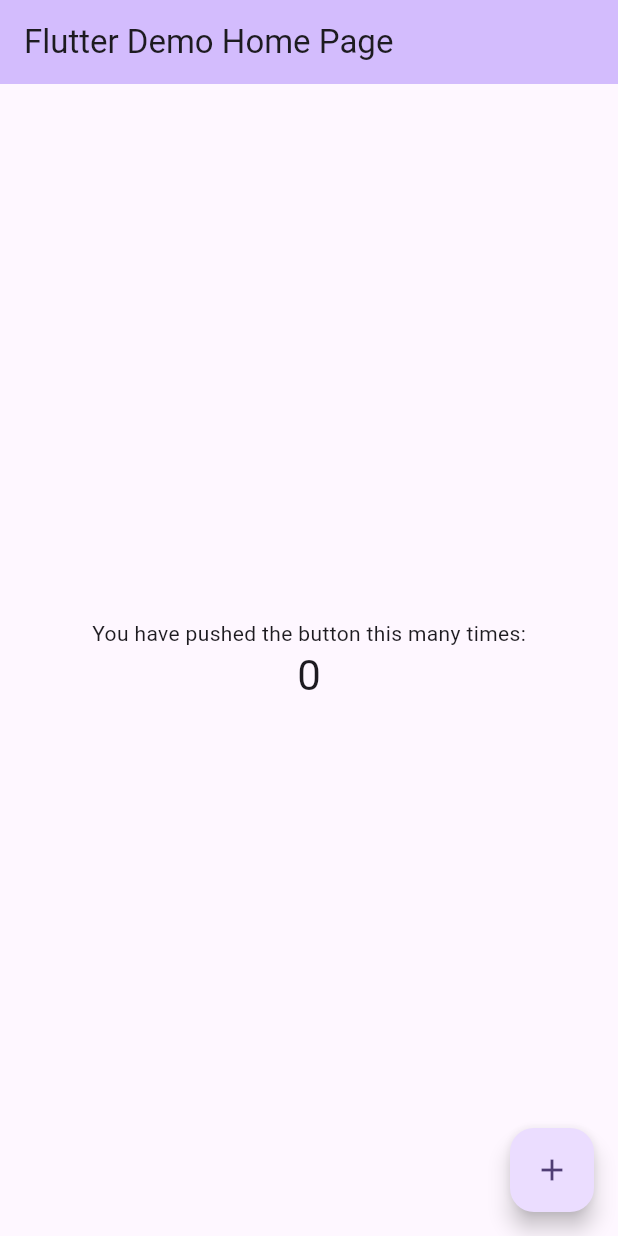
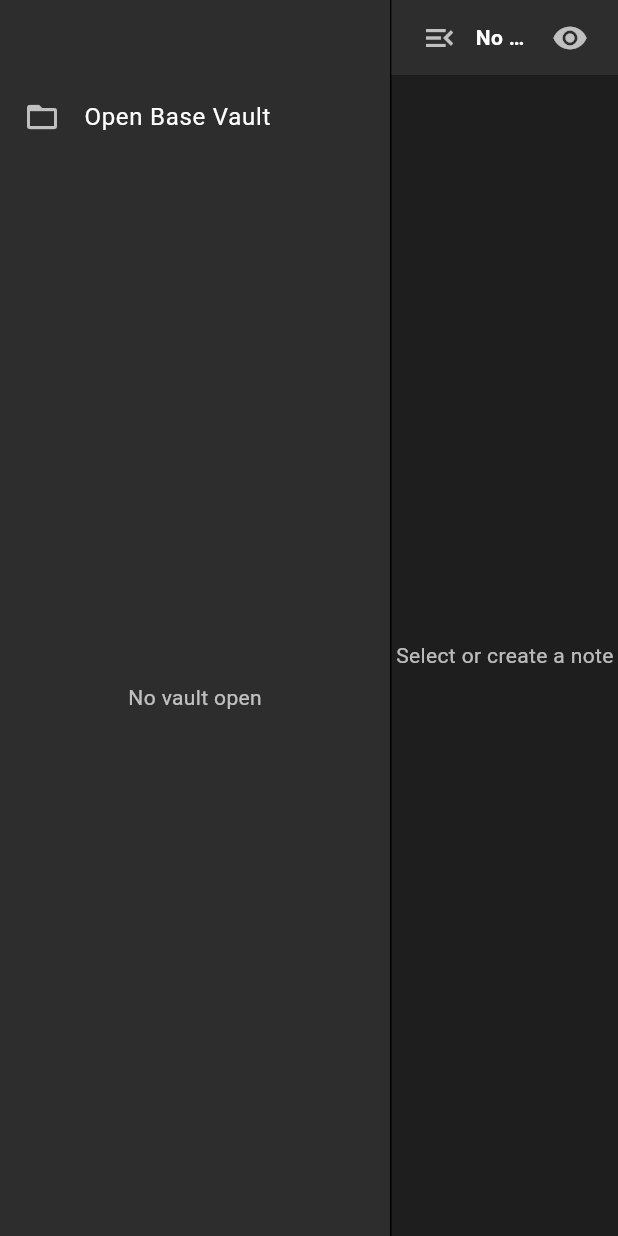
Before and after one commit to Jdare2001/obsidian_clone_app, a Flutter app: the screen it shows after launch, on a phone screen of 412 x 824 dp. Run offline on Flutter 3.47's test engine with Material 3 defaults, Android fonts, the phone set to English and light mode, and no system bars; our stand-ins replace file_picker, flutter_markdown, flutter_riverpod, shared_preferences.

Commit message:
Base functionality
Base create and delete functions

```diff
--- /dev/null
+++ b/lib/Models/folder.dart
@@ -0,0 +1,16 @@
+import 'note.dart';
+
+class Folder {
+  final String name;
+  final String path;
+  List<Folder> subfolders;
+  List<dynamic> notes;
+
+  Folder({
+    required this.name,
+    required this.path,
+    List<Folder>? subfolders,
+    List<dynamic>? notes,
+  }) : subfolders = subfolders ?? [],
+       notes = notes ?? [];
+}
--- /dev/null
+++ b/lib/Models/note.dart
@@ -0,0 +1,7 @@
+class Note {
+  final String path;
+  String title;
+  String content;
+
+  Note({required this.path, required this.title, required this.content});
+}
--- /dev/null
+++ b/lib/Models/vault.dart
@@ -0,0 +1,15 @@
+import 'folder.dart';
+import 'dart:io';
+
+class Vault {
+  final String rootPath;
+  late Folder rootFolder;
+
+  Vault({required this.rootPath}) {
+    rootFolder = Folder(
+      name: Directory(rootPath).uri.pathSegments.last,
+      path: rootPath,
+    );
+    // Optionally: load subfolders and notes
+  }
+}
--- /dev/null
+++ b/lib/Providers/vault_provider.dart
@@ -0,0 +1,22 @@
+import 'package:flutter_riverpod/flutter_riverpod.dart';
+import '../Models/note.dart';
+import '../Models/vault.dart';
+import '../Services/vault_service.dart';
+
+final vaultProvider = StateNotifierProvider<VaultNotifier, Vault?>((ref) {
+  return VaultNotifier(VaultService());
+});
+
+class VaultNotifier extends StateNotifier<Vault?> {
+  final VaultService _service;
+  VaultNotifier(this._service) : super(null);
+
+  Future<void> loadVault(String path) async {
+    state = await _service.loadVault(path);
+  }
+
+  Future<void> saveNote(Note note) async {
+    await _service.saveNote(note);
+    await loadVault(state!.rootPath); // refresh
+  }
+}
--- /dev/null
+++ b/lib/Screens/home_screen.dart
@@ -0,0 +1,430 @@
+import 'package:flutter/material.dart';
+import 'package:flutter_markdown/flutter_markdown.dart';
+import 'dart:io';
+import 'package:shared_preferences/shared_preferences.dart';
+
+import '../Models/note.dart';
+import '../Models/vault.dart';
+import '../Models/folder.dart';
+import '../Services/vault_service.dart';
+
+import 'package:file_picker/file_picker.dart';
+
+class HomeScreen extends StatefulWidget {
+  const HomeScreen({Key? key}) : super(key: key);
+
+  @override
+  State<HomeScreen> createState() => _HomeScreenState();
+}
+
+class _HomeScreenState extends State<HomeScreen> {
+  final VaultService vaultService = VaultService();
+
+  bool showSidebar = true;
+  bool previewMode = false;
+
+  Map<String, dynamic>? rootFolder;
+  Map<String, dynamic>? currentFolder;
+  Map<String, dynamic>? selectedNote;
+
+  @override
+  void initState() {
+    super.initState();
+    _loadLastVault();
+  }
+
+  Future<void> _loadLastVault() async {
+    final path = await vaultService.getLastVaultPath();
+    if (path != null) {
+      final folderData = await _buildFolderMap(path);
+      setState(() {
+        rootFolder = folderData;
+        currentFolder = rootFolder;
+      });
+    }
+  }
+
+  Future<Map<String, dynamic>> _buildFolderMap(String path) async {
+    Directory dir = Directory(path);
+    List<Map<String, dynamic>> subfolders = [];
+    List<Map<String, dynamic>> notes = [];
+
+    for (var entity in dir.listSync()) {
+      if (entity is Directory) {
+        subfolders.add(await _buildFolderMap(entity.path));
+      } else if (entity is File && entity.path.endsWith(".txt")) {
+        notes.add({
+          "title": entity.uri.pathSegments.last.replaceAll(".txt", ""),
+          "content": await entity.readAsString(),
+          "path": entity.path,
+        });
+      }
+    }
+
+    // Use the last non-empty path segment as folder name, fallback to splitting by path separator.
+    String folderName = dir.uri.pathSegments.isNotEmpty
+        ? dir.uri.pathSegments.lastWhere(
+            (s) => s.isNotEmpty,
+            orElse: () => dir.path.split(Platform.pathSeparator).last,
+          )
+        : dir.path.split(Platform.pathSeparator).last;
+
+    return {
+      "name": folderName,
+      "path": dir.path,
+      "subfolders": subfolders,
+      "notes": notes,
+    };
+  }
+
+  Future<void> _openBaseVault() async {
+    final path = await vaultService.selectVaultDirectory();
+    if (path != null) {
+      await vaultService.saveLastVaultPath(path);
+      final folderData = await _buildFolderMap(path);
+      setState(() {
+        rootFolder = folderData;
+        currentFolder = rootFolder;
+        selectedNote = null;
+      });
+    }
+  }
+
+  Future<void> _createNewFolder() async {
+    if (currentFolder == null) return;
+
+    final controller = TextEditingController();
+    final folderName = await showDialog<String>(
+      context: context,
+      builder: (context) => AlertDialog(
+        backgroundColor: const Color(0xFF2D2D2D),
+        title: const Text("New Folder", style: TextStyle(color: Colors.white)),
+        content: TextField(
+          controller: controller,
+          style: const TextStyle(color: Colors.white),
+          decoration: const InputDecoration(
+            hintText: "Folder name",
+            hintStyle: TextStyle(color: Colors.white38),
+          ),
+        ),
+        actions: [
+          TextButton(
+            onPressed: () => Navigator.pop(context),
+            child: const Text("Cancel"),
+          ),
+          TextButton(
+            onPressed: () => Navigator.pop(context, controller.text.trim()),
+            child: const Text("Create"),
+          ),
+        ],
+      ),
+    );
+
+    if (folderName != null && folderName.isNotEmpty) {
+      final newPath = "${currentFolder!["path"]}/$folderName";
+      final dir = Directory(newPath);
+      if (!await dir.exists()) await dir.create();
+
+      setState(() {
+        currentFolder!["subfolders"].add({
+          "name": folderName,
+          "path": newPath,
+          "subfolders": [],
+          "notes": [],
+        });
+      });
+    }
+  }
+
+  Future<void> _createNewNote() async {
+    if (currentFolder == null) {
+      ScaffoldMessenger.of(context).showSnackBar(
+        const SnackBar(content: Text("Please select a folder first.")),
+      );
+      return;
+    }
+
+    final controller = TextEditingController();
+    final noteName = await showDialog<String>(
+      context: context,
+      builder: (context) => AlertDialog(
+        backgroundColor: const Color(0xFF2D2D2D),
+        title: const Text("New Note", style: TextStyle(color: Colors.white)),
+        content: TextField(
+          controller: controller,
+          style: const TextStyle(color: Colors.white),
+          decoration: const InputDecoration(
+            hintText: "Note title",
+            hintStyle: TextStyle(color: Colors.white38),
+          ),
+        ),
+        actions: [
+          TextButton(
+            onPressed: () => Navigator.pop(context),
+            child: const Text("Cancel"),
+          ),
+          TextButton(
+            onPressed: () => Navigator.pop(context, controller.text.trim()),
+            child: const Text("Create"),
+          ),
+        ],
+      ),
+    );
+
+    if (noteName != null && noteName.isNotEmpty) {
+      final notePath = "${currentFolder!["path"]}/$noteName.txt";
+      final file = File(notePath);
+      await file.writeAsString("");
+
+      setState(() {
+        final newNote = {"title": noteName, "content": "", "path": notePath};
+        currentFolder!["notes"].add(newNote);
+        selectedNote = newNote;
+      });
+    }
+  }
+
+  Widget buildFolderTree(Map<String, dynamic> folder) {
+    return ExpansionTile(
+      key: PageStorageKey(folder["path"]),
+      title: InkWell(
+        onTap: () {
+          setState(() {
+            currentFolder = folder;
+            selectedNote = null;
+          });
+        },
+        child: Text(
+          folder["name"],
+          style: TextStyle(
+            color: currentFolder == folder
+                ? Colors.deepPurpleAccent
+                : Colors.white,
+            fontWeight: FontWeight.bold,
+          ),
+        ),
+      ),
+      children: [
+        // Notes in this folder
+        ...List<Widget>.from(
+          folder["notes"].map<Widget>(
+            (note) => ListTile(
+              title: Text(
+                note["title"],
+                style: const TextStyle(color: Colors.white70),
+              ),
+              trailing: IconButton(
+                icon: const Icon(Icons.delete, color: Colors.redAccent),
+                onPressed: () async {
+                  final confirm = await showDialog<bool>(
+                    context: context,
+                    builder: (context) => AlertDialog(
+                      backgroundColor: const Color(0xFF2D2D2D),
+                      title: const Text(
+                        "Delete Note?",
+                        style: TextStyle(color: Colors.white),
+                      ),
+                      content: const Text(
+                        "This will permanently delete the note.",
+                        style: TextStyle(color: Colors.white70),
+                      ),
+                      actions: [
+                        TextButton(
+                          onPressed: () => Navigator.pop(context, false),
+                          child: const Text("Cancel"),
+                        ),
+                        TextButton(
+                          onPressed: () => Navigator.pop(context, true),
+                          child: const Text("Delete"),
+                        ),
+                      ],
+                    ),
+                  );
+
+                  if (confirm != true) return;
+
+                  try {
+                    final file = File(note["path"]);
+                    if (await file.exists()) await file.delete();
+                  } catch (_) {}
+
+                  setState(() {
+                    folder["notes"].remove(note);
+                    if (selectedNote != null &&
+                        selectedNote!["path"] == note["path"]) {
+                      selectedNote = null;
+                    }
+                  });
+                },
+              ),
+              onTap: () {
+                setState(() {
+                  selectedNote = note;
+                });
+              },
+            ),
+          ),
+        ),
+        // Subfolders (nested)
+        ...List<Widget>.from(
+          folder["subfolders"].map<Widget>((sub) => buildFolderTree(sub)),
+        ),
+      ],
+      initiallyExpanded: false,
+    );
+  }
+
+  @override
+  Widget build(BuildContext context) {
+    return Scaffold(
+      body: Row(
+        children: [
+          if (showSidebar)
+            Container(
+              width: 260,
+              color: const Color(0xFF2D2D2D),
+              child: Padding(
+                padding: const EdgeInsets.only(top: 50),
+                child: Column(
+                  children: [
+                    ListTile(
+                      leading: const Icon(
+                        Icons.folder_open,
+                        color: Colors.white70,
+                      ),
+                      title: const Text(
+                        "Open Base Vault",
+                        style: TextStyle(color: Colors.white),
+                      ),
+                      onTap: _openBaseVault,
+                    ),
+                    if (rootFolder != null)
+                      ListTile(
+                        leading: const Icon(
+                          Icons.create_new_folder,
+                          color: Colors.white70,
+                        ),
+                        title: const Text(
+                          "New Folder",
+                          style: TextStyle(color: Colors.white),
+                        ),
+                        onTap: _createNewFolder,
+                      ),
+                    if (rootFolder != null)
+                      ListTile(
+                        leading: const Icon(
+                          Icons.note_add,
+                          color: Colors.white70,
+                        ),
+                        title: const Text(
+                          "New Note",
+                          style: TextStyle(color: Colors.white),
+                        ),
+                        onTap: _createNewNote,
+                      ),
+                    Expanded(
+                      child: rootFolder == null
+                          ? const Center(
+                              child: Text(
+                                "No vault open",
+                                style: TextStyle(color: Colors.white70),
+                              ),
+                            )
+                          : ListView(children: [buildFolderTree(rootFolder!)]),
+                    ),
+                  ],
+                ),
+              ),
+            ),
+          if (showSidebar) Container(width: 1, color: Colors.black),
+          Expanded(
+            child: Column(
+              children: [
+                Container(
+                  color: const Color(0xFF2D2D2D),
+                  child: SafeArea(
+                    bottom: false,
+                    child: Container(
+                      height: 50,
+                      padding: const EdgeInsets.symmetric(horizontal: 8),
+                      child: Row(
+                        children: [
+                          IconButton(
+                            icon: Icon(
+                              showSidebar ? Icons.menu_open : Icons.menu,
+                            ),
+                            color: Colors.white70,
+                            onPressed: () =>
+                                setState(() => showSidebar = !showSidebar),
+                          ),
+                          Expanded(
+                            child: Text(
+                              selectedNote?["title"] ?? "No note selected",
+                              style: const TextStyle(
+                                fontWeight: FontWeight.bold,
+                                color: Colors.white,
+                              ),
+                              overflow: TextOverflow.ellipsis,
+                            ),
+                          ),
+                          IconButton(
+                            icon: Icon(
+                              previewMode ? Icons.edit : Icons.remove_red_eye,
+                              color: Colors.white70,
+                            ),
+                            onPressed: () =>
+                                setState(() => previewMode = !previewMode),
+                          ),
+                        ],
+                      ),
+                    ),
+                  ),
+                ),
+                Expanded(
+                  child: selectedNote == null
+                      ? const Center(
+                          child: Text(
+                            "Select or create a note",
+                            style: TextStyle(color: Colors.white70),
+                          ),
+                        )
+                      : previewMode
+                      ? Markdown(
+                          data: selectedNote!["content"],
+                          styleSheet:
+                              MarkdownStyleSheet.fromTheme(
+                                Theme.of(context),
+                              ).copyWith(
+                                p: const TextStyle(color: Colors.white70),
+                                h1: const TextStyle(
+                                  color: Colors.white,
+                                  fontSize: 24,
+                                  fontWeight: FontWeight.bold,
+                                ),
+                              ),
+                        )
+                      : TextField(
+                          controller: TextEditingController(
+                            text: selectedNote!["content"],
+                          ),
+                          expands: true,
+                          maxLines: null,
+                          style: const TextStyle(color: Colors.white70),
+                          decoration: const InputDecoration(
+                            border: InputBorder.none,
+                            contentPadding: EdgeInsets.all(12),
+                          ),
+                          onChanged: (val) {
+                            selectedNote!["content"] = val;
+                            File(selectedNote!["path"]).writeAsString(val);
+                          },
+                        ),
+                ),
+              ],
+            ),
+          ),
+        ],
+      ),
+    );
+  }
+}
--- /dev/null
+++ b/lib/Services/vault_service.dart
@@ -0,0 +1,65 @@
+import 'dart:io';
+import 'package:flutter/material.dart';
+import 'package:shared_preferences/shared_preferences.dart';
+import 'package:file_picker/file_picker.dart';
+import '../Models/vault.dart';
+import '../Models/note.dart';
+import '../Models/folder.dart';
+
+class VaultService {
+  static const String lastVaultKey = "lastVaultPath";
+
+  // Open OS folder picker
+  Future<String?> selectVaultDirectory() async {
+    String? selectedDirectory = await FilePicker.platform.getDirectoryPath();
+    if (selectedDirectory == null) return null;
+    return selectedDirectory;
+  }
+
+  // Persist last vault path
+  Future<void> saveLastVaultPath(String path) async {
+    final prefs = await SharedPreferences.getInstance();
+    await prefs.setString(lastVaultKey, path);
+  }
+
+  // Load last vault path
+  Future<String?> getLastVaultPath() async {
+    final prefs = await SharedPreferences.getInstance();
+    final path = prefs.getString(lastVaultKey);
+    if (path != null && await Directory(path).exists()) return path;
+    return null;
+  }
+
+  // Load vault
+  Future<Vault> loadVault(String path) async {
+    return Vault(rootPath: path);
+  }
+
+  Future<void> saveNote(Note note) async {
+    final file = File(note.path);
+    await file.writeAsString(note.content);
+  }
+
+  Future<Note> createNote(String folderPath, String title) async {
+    final path = "$folderPath/$title.md";
+    final file = File(path);
+    await file.writeAsString("# $title\n");
+    return Note(path: path, title: title, content: "# $title\n");
+  }
+
+  Future<Note> renameNote(Note note, String newTitle) async {
+    final oldFile = File(note.path);
+    final newPath =
+        oldFile.parent.path + Platform.pathSeparator + "$newTitle.md";
+    final newFile = await oldFile.rename(newPath);
+
+    return Note(path: newFile.path, title: newTitle, content: note.content);
+  }
+
+  Future<void> deleteNote(Note note) async {
+    final file = File(note.path);
+    if (await file.exists()) {
+      await file.delete();
+    }
+  }
+}
--- a/lib/main.dart
+++ b/lib/main.dart
@@ -1,122 +1,33 @@
 import 'package:flutter/material.dart';
+import 'screens/home_screen.dart';
 
 void main() {
-  runApp(const MyApp());
+  runApp(const NotesApp());
 }
 
-class MyApp extends StatelessWidget {
-  const MyApp({super.key});
+class NotesApp extends StatelessWidget {
+  const NotesApp({super.key});
 
-  // This widget is the root of your application.
   @override
   Widget build(BuildContext context) {
     return MaterialApp(
-      title: 'Flutter Demo',
-      theme: ThemeData(
-        // This is the theme of your application.
-        //
-        // TRY THIS: Try running your application with "flutter run". You'll see
-        // the application has a purple toolbar. Then, without quitting the app,
-        // try changing the seedColor in the colorScheme below to Colors.green
-        // and then invoke "hot reload" (save your changes or press the "hot
-        // reload" button in a Flutter-supported IDE, or press "r" if you used
-        // the command line to start the app).
-        //
-        // Notice that the counter didn't reset back to zero; the application
-        // state is not lost during the reload. To reset the state, use hot
-        // restart instead.
-        //
-        // This works for code too, not just values: Most code changes can be
-        // tested with just a hot reload.
-        colorScheme: ColorScheme.fromSeed(seedColor: Colors.deepPurple),
+      title: 'Obsidian Lite',
+      debugShowCheckedModeBanner: false,
+      themeMode: ThemeMode.dark,
+      darkTheme: ThemeData(
+        brightness: Brightness.dark,
+        primaryColor: Colors.deepPurple,
+        scaffoldBackgroundColor: const Color(0xFF1E1E1E),
+        cardColor: const Color(0xFF252526),
+        appBarTheme: const AppBarTheme(
+          backgroundColor: Color(0xFF2D2D2D),
+          elevation: 0,
+        ),
+        textTheme: const TextTheme(
+          bodyMedium: TextStyle(color: Colors.white70),
+        ),
       ),
-      home: const MyHomePage(title: 'Flutter Demo Home Page'),
+      home: const HomeScreen(),
     );
   }
 }
-
-class MyHomePage extends StatefulWidget {
-  const MyHomePage({super.key, required this.title});
-
-  // This widget is the home page of your application. It is stateful, meaning
-  // that it has a State object (defined below) that contains fields that affect
-  // how it looks.
-
-  // This class is the configuration for the state. It holds the values (in this
-  // case the title) provided by the parent (in this case the App widget) and
-  // used by the build method of the State. Fields in a Widget subclass are
-  // always marked "final".
-
-  final String title;
-
-  @override
-  State<MyHomePage> createState() => _MyHomePageState();
-}
-
-class _MyHomePageState extends State<MyHomePage> {
-  int _counter = 0;
-
-  void _incrementCounter() {
-    setState(() {
-      // This call to setState tells the Flutter framework that something has
-      // changed in this State, which causes it to rerun the build method below
-      // so that the display can reflect the updated values. If we changed
-      // _counter without calling setState(), then the build method would not be
-      // called again, and so nothing would appear to happen.
-      _counter++;
-    });
-  }
-
-  @override
-  Widget build(BuildContext context) {
-    // This method is rerun every time setState is called, for instance as done
-    // by the _incrementCounter method above.
-    //
-    // The Flutter framework has been optimized to make rerunning build methods
-    // fast, so that you can just rebuild anything that needs updating rather
-    // than having to individually change instances of widgets.
-    return Scaffold(
-      appBar: AppBar(
-        // TRY THIS: Try changing the color here to a specific color (to
-        // Colors.amber, perhaps?) and trigger a hot reload to see the AppBar
-        // change color while the other colors stay the same.
-        backgroundColor: Theme.of(context).colorScheme.inversePrimary,
-        // Here we take the value from the MyHomePage object that was created by
-        // the App.build method, and use it to set our appbar title.
-        title: Text(widget.title),
-      ),
-      body: Center(
-        // Center is a layout widget. It takes a single child and positions it
-        // in the middle of the parent.
-        child: Column(
-          // Column is also a layout widget. It takes a list of children and
-          // arranges them vertically. By default, it sizes itself to fit its
-          // children horizontally, and tries to be as tall as its parent.
-          //
-          // Column has various properties to control how it sizes itself and
-          // how it positions its children. Here we use mainAxisAlignment to
-          // center the children vertically; the main axis here is the vertical
-          // axis because Columns are vertical (the cross axis would be
-          // horizontal).
-          //
-          // TRY THIS: Invoke "debug painting" (choose the "Toggle Debug Paint"
-          // action in the IDE, or press "p" in the console), to see the
-          // wireframe for each widget.
-          mainAxisAlignment: MainAxisAlignment.center,
-          children: <Widget>[
-            const Text('You have pushed the button this many times:'),
-            Text(
-              '$_counter',
-              style: Theme.of(context).textTheme.headlineMedium,
-            ),
-          ],
-        ),
-      ),
-      floatingActionButton: FloatingActionButton(
-        onPressed: _incrementCounter,
-        tooltip: 'Increment',
-        child: const Icon(Icons.add),
-      ), // This trailing comma makes auto-formatting nicer for build methods.
-    );
-  }
-}
--- a/pubspec.yaml
+++ b/pubspec.yaml
@@ -34,6 +34,12 @@ dependencies:
   # The following adds the Cupertino Icons font to your application.
   # Use with the CupertinoIcons class for iOS style icons.
   cupertino_icons: ^1.0.8
+  flutter_riverpod: ^2.6.1
+  flutter_markdown: ^0.7.7+1
+  path_provider: ^2.1.5
+  file_picker: ^10.3.2
+  shared_preferences: ^2.5.3
+  file_selector: ^1.0.3
 
 dev_dependencies:
   flutter_test:
```
Also changed, not shown: lib/Screens/settings_screen.dart (added), lib/Widgets/vault_explorer.dart (added), pubspec.lock, 14 other files.
